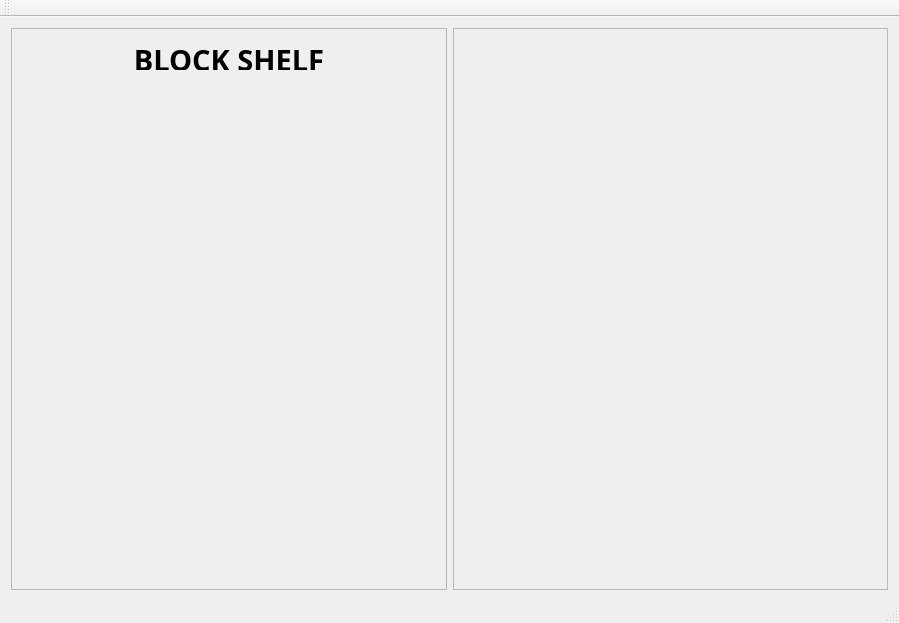
Before: the Qt Designer form ConsoleBlocks/ConsoleBlocks.ui in HolmErik/ConsoleBlocks, drawn with Qt 5.
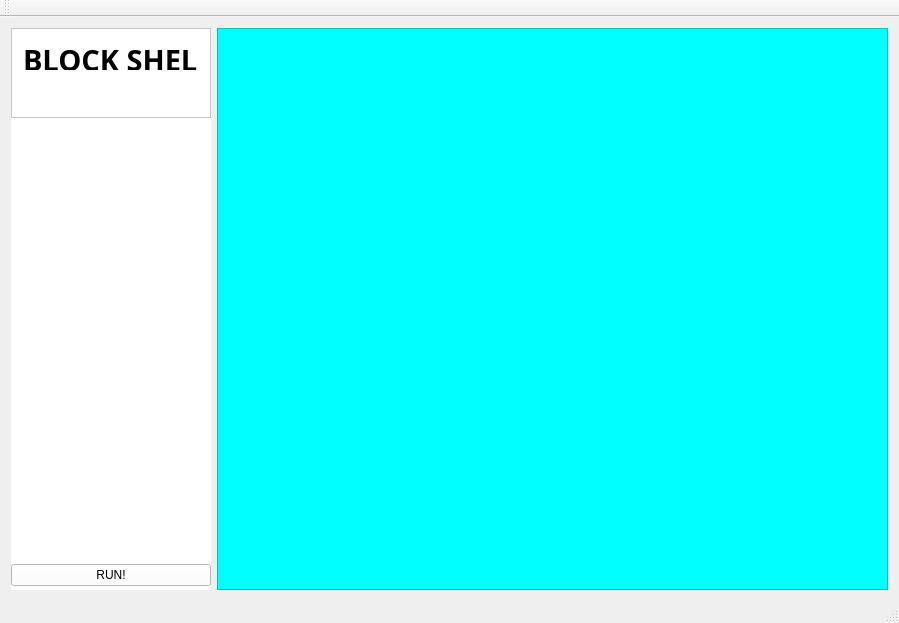
After: the same form once the commit is applied. Custom widgets are drawn as their Qt base class.

```diff
--- a/ConsoleBlocks/ConsoleBlocks.ui
+++ b/ConsoleBlocks/ConsoleBlocks.ui
@@ -22,15 +22,49 @@
   <widget class="QWidget" name="centralWidget">
    <layout class="QHBoxLayout" name="horizontalLayout">
     <item>
-     <widget class="QFrame" name="blockframe">
-      <property name="frameShape">
-       <enum>QFrame::StyledPanel</enum>
+     <widget class="QWidget" name="BlockShelf_Parent" native="true">
+      <property name="maximumSize">
+       <size>
+        <width>200</width>
+        <height>16777215</height>
+       </size>
       </property>
-      <property name="frameShadow">
-       <enum>QFrame::Raised</enum>
+      <property name="styleSheet">
+       <string notr="true">background-color: rgb(255, 255, 255);</string>
       </property>
       <layout class="QVBoxLayout" name="verticalLayout_2">
-       <item>
+       <property name="spacing">
+        <number>0</number>
+       </property>
+       <property name="leftMargin">
+        <number>0</number>
+       </property>
+       <property name="topMargin">
+        <number>0</number>
+       </property>
+       <property name="rightMargin">
+        <number>0</number>
+       </property>
+       <property name="bottomMargin">
+        <number>0</number>
+       </property>
+       <item alignment="Qt::AlignTop">
+        <widget class="QFrame" name="BlockShelf_Layout">
+         <property name="maximumSize">
+          <size>
+           <width>200</width>
+           <height>16777215</height>
+          </size>
+         </property>
+         <property name="styleSheet">
+          <string notr="true"/>
+         </property>
+         <property name="frameShape">
+          <enum>QFrame::StyledPanel</enum>
+         </property>
+         <property name="frameShadow">
+          <enum>QFrame::Raised</enum>
+         </property>
         <layout class="QVBoxLayout" name="verticalLayout">
          <item>
           <widget class="QLabel" name="label">
@@ -69,30 +103,84 @@
           </widget>
          </item>
          <item>
-          <widget class="CBBaseBlock" name="widget" native="true"/>
+           <widget class="CBBaseBlock" name="widget_6" native="true"/>
          </item>
          <item>
-          <widget class="CBBaseBlock" name="widget_3" native="true"/>
+           <widget class="CBBaseBlock" name="widget_5" native="true"/>
          </item>
          <item>
           <widget class="CBBaseBlock" name="widget_4" native="true"/>
          </item>
+          <item>
+           <widget class="CBBaseBlock" name="widget_3" native="true"/>
+          </item>
          <item>
           <widget class="CBBaseBlock" name="widget_2" native="true"/>
          </item>
-        </layout>
+          <item>
+           <widget class="CBBaseBlock" name="widget" native="true"/>
+          </item>
+         </layout>
+        </widget>
        </item>
+       <item>
+        <widget class="QWidget" name="widget_8" native="true">
+         <property name="maximumSize">
+          <size>
+           <width>16777215</width>
+           <height>30</height>
+          </size>
+         </property>
+         <layout class="QHBoxLayout" name="horizontalLayout_3">
+          <property name="leftMargin">
+           <number>0</number>
+          </property>
+          <property name="topMargin">
+           <number>0</number>
+          </property>
+          <property name="rightMargin">
+           <number>0</number>
+          </property>
+          <property name="bottomMargin">
+           <number>0</number>
+          </property>
+          <item>
+           <widget class="QPushButton" name="pushButton">
+            <property name="text">
+             <string>RUN!</string>
+            </property>
+           </widget>
+          </item>
       </layout>
      </widget>
     </item>
+      </layout>
+     </widget>
+    </item>
     <item>
-     <widget class="QFrame" name="frame">
+     <widget class="QFrame" name="Canvas">
+      <property name="styleSheet">
+       <string notr="true">background-color: rgb(0, 255, 255);</string>
+      </property>
       <property name="frameShape">
        <enum>QFrame::StyledPanel</enum>
       </property>
       <property name="frameShadow">
        <enum>QFrame::Raised</enum>
       </property>
+      <property name="lineWidth">
+       <number>1</number>
+      </property>
+      <widget class="CBBaseBlock" name="widget_7" native="true">
+       <property name="geometry">
+        <rect>
+         <x>100</x>
+         <y>60</y>
+         <width>441</width>
+         <height>61</height>
+        </rect>
+       </property>
+      </widget>
      </widget>
     </item>
    </layout>
@@ -103,7 +191,7 @@
      <x>0</x>
      <y>0</y>
      <width>899</width>
-     <height>22</height>
+     <height>21</height>
     </rect>
    </property>
   </widget>
```
Lines whose indentation alone changed are shown as unchanged.
